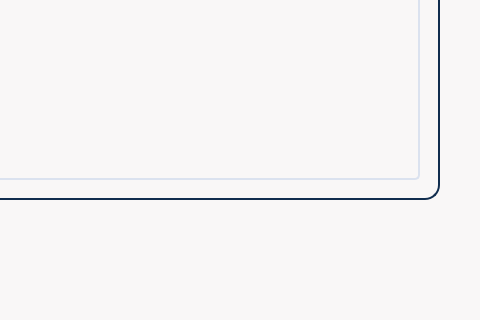
Qt form UI/main.ui (CYL-Ken/pair_tool) before a commit; both pictures show x 800 to 1280 and y 430 to 750 of the 1280 by 750 pixel window.
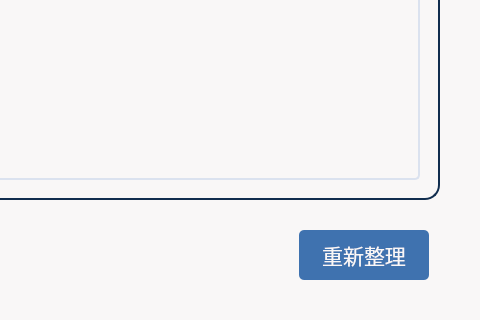
The same form after that commit. Icons and pictures are not drawn.

What changed in the file:
```diff
--- a/UI/main.ui
+++ b/UI/main.ui
@@ -432,20 +432,37 @@
    <widget class="QPushButton" name="refresh_button">
     <property name="geometry">
      <rect>
-      <x>1180</x>
+      <x>1099</x>
       <y>660</y>
-      <width>50</width>
+      <width>130</width>
       <height>50</height>
      </rect>
     </property>
+    <property name="font">
+     <font>
+      <family>Microsoft YaHei</family>
+      <pointsize>16</pointsize>
+     </font>
+    </property>
     <property name="styleSheet">
-     <string notr="true">QPushButton {
-	image: url(&quot;resource/refresh.png&quot;);
-	border:none;
-}</string>
+     <string notr="true">
+QPushButton#refresh_button {
+    background-color: #3F72AF;
+    color: #F9F7F7;
+    border-radius: 5px;
+    border: none;
+}
+
+QPushButton#refresh_button:hover {
+    background-color: #F9F7F7;
+    color: #3F72AF;
+    border-radius: 5px;
+    border: 2px solid #3F72AF;
+}
+</string>
     </property>
     <property name="text">
-     <string/>
+     <string>重新整理</string>
     </property>
    </widget>
   </widget>
```
